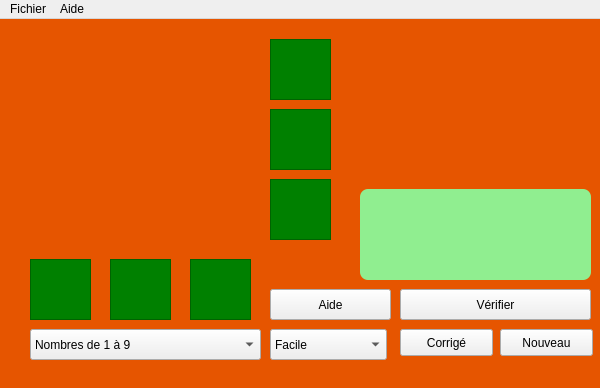
Qt form mainwindow.ui (Txikilinux/leterrier-fubuki) before a commit.
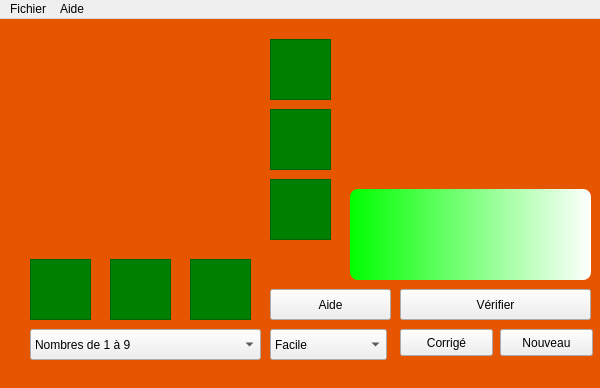
The same form after that commit. Icons and pictures are not drawn.

```diff
--- a/mainwindow.ui
+++ b/mainwindow.ui
@@ -26,6 +26,11 @@
 
 QLabel { background-color : green; color : yellow }
 QLabel#lblRegle { background-color : lightgreen; color : purple; border-radius : 8px }
+QTextEdit#tedAffiche {background-color: qlineargradient(spread:pad, x1:0, y1:0, x2:1, y2:0, stop:0 rgba(0, 255, 0, 255), stop:1 rgba(255, 255, 255, 255));
+			border-radius : 8px; 
+			background-image: url(:/data_images/data/images/pagefold.png);
+			background-repeat: repeat-no;
+   			background-position: top right;}
 
  *[flat=&quot;true&quot;]{ color : red; background-color : yellow; border-radius : 8px; 
 						border-width : 4px;
@@ -715,27 +720,6 @@
      <string>Aide</string>
     </property>
    </widget>
-   <widget class="QLabel" name="lblRegle">
-    <property name="geometry">
-     <rect>
-      <x>360</x>
-      <y>170</y>
-      <width>231</width>
-      <height>91</height>
-     </rect>
-    </property>
-    <property name="font">
-     <font>
-      <pointsize>9</pointsize>
-     </font>
-    </property>
-    <property name="text">
-     <string/>
-    </property>
-    <property name="scaledContents">
-     <bool>false</bool>
-    </property>
-   </widget>
    <widget class="QComboBox" name="cBoxSuite">
     <property name="geometry">
      <rect>
@@ -800,6 +784,19 @@
      <string>Nouveau</string>
     </property>
    </widget>
+   <widget class="QTextEdit" name="tedAffiche">
+    <property name="geometry">
+     <rect>
+      <x>350</x>
+      <y>170</y>
+      <width>241</width>
+      <height>91</height>
+     </rect>
+    </property>
+    <property name="styleSheet">
+     <string notr="true"/>
+    </property>
+   </widget>
   </widget>
   <widget class="QMenuBar" name="menuBar">
    <property name="geometry">
```
Left out of the diff: 12 changed lines with no effect on the pictures.
